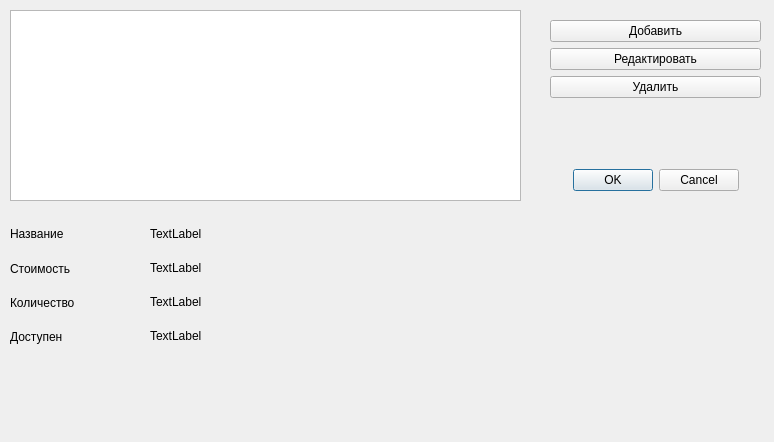
0sobennaya/OOPP, file Lab3Dmitrieva/dialog_dmitrieva.ui: the form before one commit.
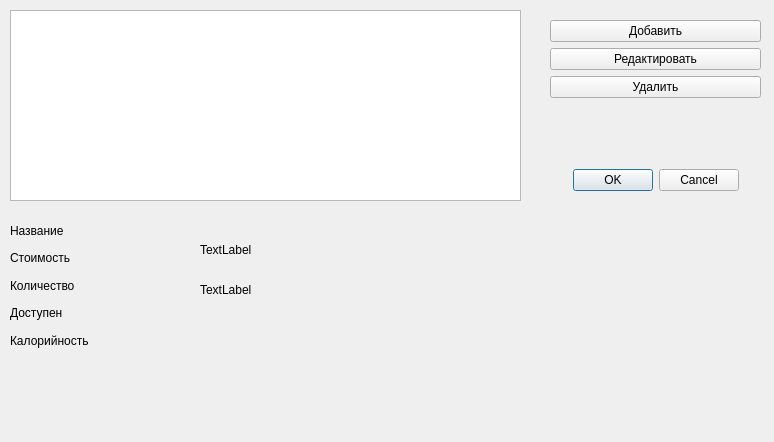
The form after the commit.

Diff of the .ui file:
```diff
--- a/Lab3Dmitrieva/dialog_dmitrieva.ui
+++ b/Lab3Dmitrieva/dialog_dmitrieva.ui
@@ -84,7 +84,7 @@
     <rect>
      <x>10</x>
      <y>220</y>
-     <width>91</width>
+     <width>111</width>
      <height>131</height>
     </rect>
    </property>
@@ -117,47 +117,40 @@
       </property>
      </widget>
     </item>
+    <item row="5" column="0">
+     <widget class="QLabel" name="caloric_label">
+      <property name="text">
+       <string>Калорийность</string>
+      </property>
+     </widget>
+    </item>
    </layout>
   </widget>
-  <widget class="QWidget" name="gridLayoutWidget_3">
+  <widget class="QLabel" name="label">
    <property name="geometry">
     <rect>
-     <x>150</x>
-     <y>220</y>
-     <width>441</width>
-     <height>130</height>
+     <x>200</x>
+     <y>240</y>
+     <width>63</width>
+     <height>20</height>
     </rect>
    </property>
-   <layout class="QGridLayout" name="gridLayout_answers">
-    <item row="2" column="0">
-     <widget class="QLabel" name="amount_ans_label">
       <property name="text">
        <string>TextLabel</string>
       </property>
      </widget>
-    </item>
-    <item row="3" column="0">
-     <widget class="QLabel" name="status_ans_label">
-      <property name="text">
-       <string>TextLabel</string>
-      </property>
-     </widget>
-    </item>
-    <item row="0" column="0">
-     <widget class="QLabel" name="name_ans_label">
+  <widget class="QLabel" name="label_2">
+   <property name="geometry">
+    <rect>
+     <x>200</x>
+     <y>280</y>
+     <width>63</width>
+     <height>20</height>
+    </rect>
+   </property>
       <property name="text">
        <string>TextLabel</string>
       </property>
-     </widget>
-    </item>
-    <item row="1" column="0">
-     <widget class="QLabel" name="price_ans_label">
-      <property name="text">
-       <string>TextLabel</string>
-      </property>
-     </widget>
-    </item>
-   </layout>
   </widget>
  </widget>
  <resources/>
```
Left out of the diff: 4 changed lines with no effect on the pictures. Lines whose indentation alone changed are shown as unchanged.
